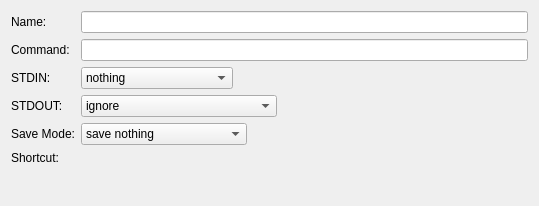
Old version of the form plugins/externalscript/editexternalscript.ui in the repository KDE/kdevelop.
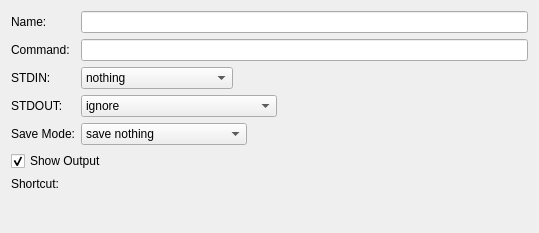
New version of the form. Custom widgets are drawn as their Qt base class.

Commit message: make it possible to run a script without showing its output

Patch:
```diff
--- a/plugins/externalscript/editexternalscript.ui
+++ b/plugins/externalscript/editexternalscript.ui
@@ -7,7 +7,7 @@
     <x>0</x>
     <y>0</y>
     <width>539</width>
-    <height>206</height>
+    <height>233</height>
    </rect>
   </property>
   <property name="minimumSize">
@@ -38,7 +38,7 @@
      </property>
     </widget>
    </item>
-   <item row="6" column="0">
+   <item row="7" column="0">
     <widget class="QLabel" name="shortcutLabel">
      <property name="toolTip">
       <string>&lt;p&gt;Defines shortcuts you can use to execute this script.&lt;/p&gt;</string>
@@ -48,7 +48,7 @@
      </property>
     </widget>
    </item>
-   <item row="6" column="1">
+   <item row="7" column="1">
     <widget class="KShortcutWidget" name="shortcutWidget"/>
    </item>
    <item row="1" column="0">
@@ -152,6 +152,16 @@
      </item>
     </widget>
    </item>
+   <item row="6" column="0" colspan="2">
+    <widget class="QCheckBox" name="showOutputBox">
+     <property name="text">
+      <string>Show Output</string>
+     </property>
+     <property name="checked">
+      <bool>true</bool>
+     </property>
+    </widget>
+   </item>
   </layout>
  </widget>
  <customwidgets>
```
The commit also changes 5 other files.
